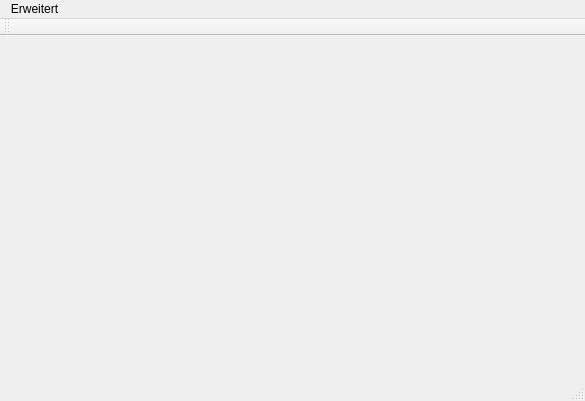
Before: the Qt Designer form TuKi-Basar/TuKiBasar.ui in Ulle84/UllesSourceCode, drawn with Qt 5.
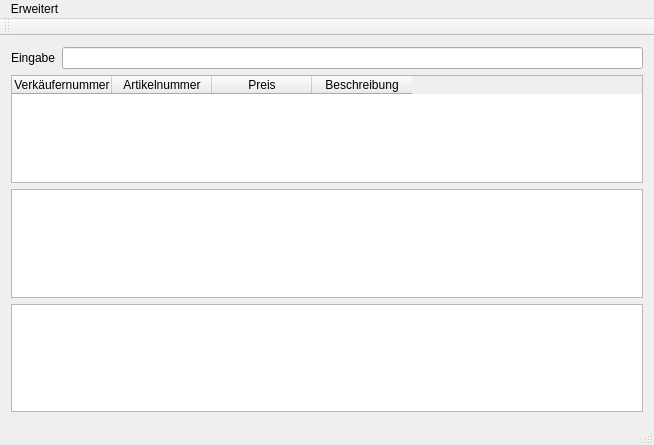
After: the same form once the commit is applied.

Commit message: UI completely changed scanner input possible

The edit to the form file:
```diff
--- a/TuKi-Basar/TuKiBasar.ui
+++ b/TuKi-Basar/TuKiBasar.ui
@@ -6,22 +6,75 @@
    <rect>
     <x>0</x>
     <y>0</y>
-    <width>585</width>
-    <height>401</height>
+    <width>654</width>
+    <height>445</height>
    </rect>
   </property>
   <property name="windowTitle">
    <string>TuKiBasar</string>
   </property>
   <widget class="QWidget" name="centralWidget">
-   <layout class="QGridLayout" name="gridLayout_3"/>
+   <layout class="QGridLayout" name="gridLayout">
+    <item row="0" column="1">
+     <widget class="QLineEdit" name="lineEditScannerInput">
+      <property name="maxLength">
+       <number>6</number>
+      </property>
+     </widget>
+    </item>
+    <item row="4" column="0" colspan="2">
+     <widget class="QPlainTextEdit" name="plainTextEditArticleList">
+      <property name="readOnly">
+       <bool>true</bool>
+      </property>
+     </widget>
+    </item>
+    <item row="2" column="0" colspan="2">
+     <widget class="QTableWidget" name="tableWidget">
+      <column>
+       <property name="text">
+        <string>Verkäufernummer</string>
+       </property>
+      </column>
+      <column>
+       <property name="text">
+        <string>Artikelnummer</string>
+       </property>
+      </column>
+      <column>
+       <property name="text">
+        <string>Preis</string>
+       </property>
+      </column>
+      <column>
+       <property name="text">
+        <string>Beschreibung</string>
+       </property>
+      </column>
+     </widget>
+    </item>
+    <item row="0" column="0">
+     <widget class="QLabel" name="label_5">
+      <property name="text">
+       <string>Eingabe</string>
+      </property>
+     </widget>
+    </item>
+    <item row="3" column="0" colspan="2">
+     <widget class="QTextEdit" name="textEdit">
+      <property name="readOnly">
+       <bool>true</bool>
+      </property>
+     </widget>
+    </item>
+   </layout>
   </widget>
   <widget class="QMenuBar" name="menuBar">
    <property name="geometry">
     <rect>
      <x>0</x>
      <y>0</y>
-     <width>585</width>
+     <width>654</width>
      <height>22</height>
     </rect>
    </property>
```
Left out of the diff: 3 changed lines with no effect on the pictures. The commit also changes 6 other files.
